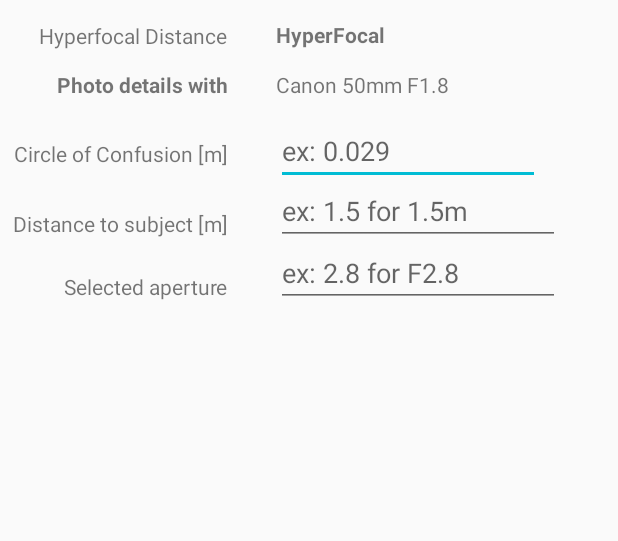
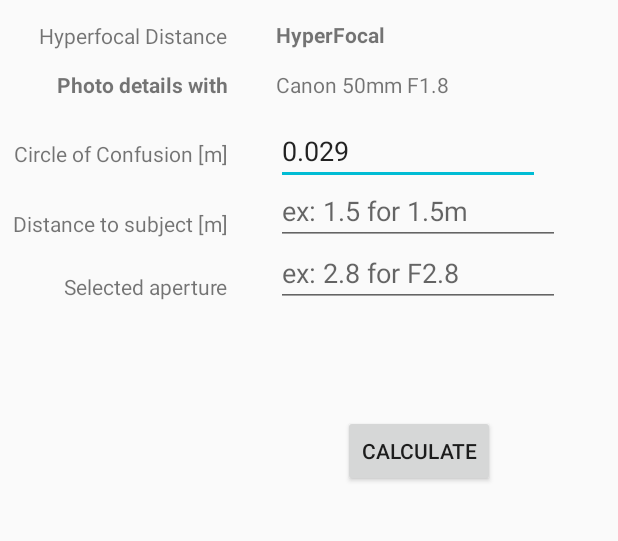
Before and after one commit to Tooo/Depth-of-Field-Calculator-Android, an Android app: the CalculateDOF screen opened directly, with no data from a screen before it, on a phone screen of 412 x 824 dp, the part 239-780 px from its top. Run offline under Robolectric (Android 15) with nearby library versions, the phone set to English and light mode, and no system bars.

Commit message:
DOF calculator
Calculator button works!

```diff
--- a/app/src/main/java/com/cmpt276a2/activities/CalculateDOF.java
+++ b/app/src/main/java/com/cmpt276a2/activities/CalculateDOF.java
@@ -4,23 +4,41 @@ import androidx.appcompat.app.AppCompatActivity;
 
 import android.content.Intent;
 import android.os.Bundle;
+import android.text.TextWatcher;
+import android.view.View;
+import android.widget.Button;
+import android.widget.EditText;
 import android.widget.TextView;
 
 import com.cmpt276a2.R;
+import com.cmpt276a2.model.DOFCalculator;
+import com.cmpt276a2.model.Lens;
 import com.cmpt276a2.model.LensManager;
+
+import java.text.DecimalFormat;
 
 public class CalculateDOF extends AppCompatActivity {
     private LensManager myLens;
-    int indexLen;
+    private int indexLen;
+
+    private double coc;
+    private double distance;
+    private double aperture;
+
+    private double hyperFocal;
+    private double nearFocal;
+    private double farFocal;
+    private double depthOfField;
 
     @Override
     protected void onCreate(Bundle savedInstanceState) {
         super.onCreate(savedInstanceState);
-        setContentView(R.layout.activity_calculate_d_o_f);
+        setContentView(R.layout.activity_calculate_dof);
 
         myLens = LensManager.getInstance();
         indexLen = getLen();
-
+        setupCoC();
+        setupCalculateButton();
     }
 
     private int getLen() {
@@ -34,5 +52,60 @@ public class CalculateDOF extends AppCompatActivity {
         return indexLen;
     }
 
+    private void setupCoC() {
+        EditText coCInput = (EditText)findViewById(R.id.inputCoC);
+        coCInput.setText("0.029");
+    }
 
+    private void setupCalculateButton() {
+        Button btn = findViewById(R.id.btnCalculate);
+        btn.setOnClickListener(new View.OnClickListener() {
+
+            @Override
+            public void onClick(View view) {
+                EditText cocInput = (EditText)findViewById(R.id.inputCoC);
+                String cocString = cocInput.getText().toString();
+                coc = Double.parseDouble(cocString);
+
+                EditText distanceInput = (EditText)findViewById(R.id.inputDist);
+                String distanceString = distanceInput.getText().toString();
+                distance = Double.parseDouble(distanceString);
+
+                EditText apertureInput = (EditText)findViewById(R.id.inputAperture);
+                String apertureString = apertureInput.getText().toString();
+                aperture = Double.parseDouble(apertureString);
+
+                calculate();
+
+                TextView nearText = findViewById(R.id.dof_txtNearFocal);
+                nearText.setText(formatM(nearFocal/1000) + "m");
+
+                TextView farText = findViewById(R.id.dof_txtFarFocal);
+                farText.setText(formatM(farFocal/1000) + "m");
+
+                TextView hyperText = findViewById(R.id.dof_txtHyper);
+                hyperText.setText(formatM(hyperFocal/1000) + "m");
+
+                TextView dofText = findViewById(R.id.dof_txtDoF);
+                dofText.setText(formatM(depthOfField/1000) + "m");
+
+            }
+        });
+    }
+
+    private void calculate() {
+        Lens len = myLens.get(indexLen);
+        double distanceMM = distance*1000;
+
+        hyperFocal = DOFCalculator.hyperFocalDist(len, aperture, coc);
+        nearFocal = DOFCalculator.nearFocalPoint(len, distanceMM, aperture, coc);
+        farFocal = DOFCalculator.farFocalPoint(len, distanceMM, aperture, coc);
+        depthOfField = DOFCalculator.depthOfField(len, distanceMM, aperture, coc);
+    }
+
+    // Convert to 2 decimal
+    private String formatM(double distanceInM) {
+        DecimalFormat df = new DecimalFormat("0.00");
+        return df.format(distanceInM);
+    }
 }
--- a/app/src/main/java/com/cmpt276a2/activities/MainActivity.java
+++ b/app/src/main/java/com/cmpt276a2/activities/MainActivity.java
@@ -11,7 +11,6 @@ import android.widget.ArrayAdapter;
 import android.widget.ImageView;
 import android.widget.ListView;
 import android.widget.TextView;
-import android.widget.Toast;
 
 import com.cmpt276a2.R;
 import com.cmpt276a2.model.Lens;
@@ -44,6 +43,7 @@ public class MainActivity extends AppCompatActivity {
         list.setAdapter(adapter);
     }
 
+    // Refer to Brain Fraser video: ListView with Images and Text: Android Programming
     private class MyListAdapter extends ArrayAdapter<Lens> {
         public MyListAdapter() {
             super(MainActivity.this, R.layout.item_view, myLens.getLens());
@@ -92,7 +92,7 @@ public class MainActivity extends AppCompatActivity {
         });
     }
 
-    private void setupAddButton () {
+    private void setupAddButton() {
         FloatingActionButton fab = findViewById(R.id.fabAdd);
         fab.setOnClickListener(new View.OnClickListener() {
 
--- a/app/src/main/java/com/cmpt276a2/model/LensManager.java
+++ b/app/src/main/java/com/cmpt276a2/model/LensManager.java
@@ -9,6 +9,7 @@ import java.util.List;
 public class LensManager implements Iterable<Lens>{
     private List<Lens> lens = new ArrayList<>();
 
+    // Refer to Brain Fraser video: Singleton Model: Android Programming
     private static LensManager instance;
     private LensManager() {
 
--- a/app/src/main/res/layout/activity_calculate_d_o_f.xml
+++ b/app/src/main/res/layout/activity_calculate_dof.xml
@@ -10,7 +10,7 @@
         android:id="@+id/txtAperture"
         android:layout_width="wrap_content"
         android:layout_height="wrap_content"
-        android:text="Selected aperture"
+        android:text="@string/selected_aperture"
         app:layout_constraintBottom_toBottomOf="parent"
         app:layout_constraintEnd_toStartOf="@+id/leftLine"
         app:layout_constraintHorizontal_bias="1.0"
@@ -22,7 +22,7 @@
         android:id="@+id/txtDist"
         android:layout_width="wrap_content"
         android:layout_height="wrap_content"
-        android:text="Distance to subject [m]"
+        android:text="@string/distance_to_subject_m"
         app:layout_constraintBottom_toBottomOf="parent"
         app:layout_constraintEnd_toStartOf="@+id/leftLine"
         app:layout_constraintHorizontal_bias="1.0"
@@ -34,7 +34,7 @@
         android:id="@+id/txtCoC"
         android:layout_width="wrap_content"
         android:layout_height="wrap_content"
-        android:text="Circle of Confusion [m]"
+        android:text="@string/circle_of_confusion_m"
         app:layout_constraintBottom_toBottomOf="parent"
         app:layout_constraintEnd_toStartOf="@+id/leftLine"
         app:layout_constraintHorizontal_bias="1.0"
@@ -46,7 +46,7 @@
         android:id="@+id/txtLen"
         android:layout_width="wrap_content"
         android:layout_height="wrap_content"
-        android:text="Len"
+        android:text="@string/len"
         app:layout_constraintBottom_toBottomOf="parent"
         app:layout_constraintEnd_toEndOf="parent"
         app:layout_constraintHorizontal_bias="0.0"
@@ -58,7 +58,7 @@
         android:id="@+id/txtPhoto"
         android:layout_width="wrap_content"
         android:layout_height="wrap_content"
-        android:text="Photo details with"
+        android:text="@string/photo_details_with"
         android:textStyle="bold"
         app:layout_constraintBottom_toBottomOf="parent"
         app:layout_constraintEnd_toStartOf="@+id/leftLine"
@@ -68,10 +68,10 @@
         app:layout_constraintVertical_bias="0.2" />
 
     <TextView
-        android:id="@+id/txtHyperNum"
+        android:id="@+id/dof_txtHyper"
         android:layout_width="wrap_content"
         android:layout_height="wrap_content"
-        android:text="HyperFocal"
+        android:text="@string/hyperfocal"
         android:textStyle="bold"
         app:layout_constraintBottom_toBottomOf="parent"
         app:layout_constraintEnd_toEndOf="parent"
@@ -81,10 +81,10 @@
         app:layout_constraintVertical_bias="0.156" />
 
     <TextView
-        android:id="@+id/txtDoFNum"
+        android:id="@+id/dof_txtDoF"
         android:layout_width="wrap_content"
         android:layout_height="wrap_content"
-        android:text="Depth of Field"
+        android:text="@string/depth_of_field"
         android:textStyle="bold"
         app:layout_constraintBottom_toBottomOf="parent"
         app:layout_constraintEnd_toEndOf="parent"
@@ -94,10 +94,10 @@
         app:layout_constraintVertical_bias="0.112" />
 
     <TextView
-        android:id="@+id/txtNearFocalNum"
+        android:id="@+id/dof_txtNearFocal"
         android:layout_width="wrap_content"
         android:layout_height="wrap_content"
-        android:text="Near Focal"
+        android:text="@string/near_focal"
         android:textStyle="bold"
         app:layout_constraintBottom_toBottomOf="parent"
         app:layout_constraintEnd_toEndOf="parent"
@@ -107,10 +107,10 @@
         app:layout_constraintVertical_bias="0.024" />
 
     <TextView
-        android:id="@+id/txtFarFocalNum"
+        android:id="@+id/dof_txtFarFocal"
         android:layout_width="wrap_content"
         android:layout_height="wrap_content"
-        android:text="Far Focal"
+        android:text="@string/far_focal"
         android:textStyle="bold"
         app:layout_constraintBottom_toBottomOf="parent"
         app:layout_constraintEnd_toEndOf="parent"
@@ -123,7 +123,7 @@
         android:id="@+id/txtFarFocal"
         android:layout_width="wrap_content"
         android:layout_height="wrap_content"
-        android:text="Far Focal Distance"
+        android:text="@string/far_focal_distance"
         app:layout_constraintBottom_toBottomOf="parent"
         app:layout_constraintEnd_toStartOf="@+id/leftLine"
         app:layout_constraintHorizontal_bias="1.0"
@@ -135,7 +135,7 @@
         android:id="@+id/txtDoF"
         android:layout_width="wrap_content"
         android:layout_height="wrap_content"
-        android:text="Depth of Field"
+        android:text="@string/depth_of_field"
         app:layout_constraintBottom_toBottomOf="parent"
         app:layout_constraintEnd_toStartOf="@+id/leftLine"
         app:layout_constraintHorizontal_bias="1.0"
@@ -147,7 +147,7 @@
         android:id="@+id/txtHyper"
         android:layout_width="wrap_content"
         android:layout_height="wrap_content"
-        android:text="Hyperfocal Distance"
+        android:text="@string/hyperfocal_distance"
         app:layout_constraintBottom_toBottomOf="parent"
         app:layout_constraintEnd_toStartOf="@+id/leftLine"
         app:layout_constraintHorizontal_bias="1.0"
@@ -159,7 +159,7 @@
         android:id="@+id/txtNearFocal"
         android:layout_width="wrap_content"
         android:layout_height="wrap_content"
-        android:text="Near Focal Distance"
+        android:text="@string/near_focal_distance"
         app:layout_constraintBottom_toBottomOf="parent"
         app:layout_constraintEnd_toStartOf="@+id/leftLine"
         app:layout_constraintHorizontal_bias="1.0"
@@ -185,7 +185,7 @@
         android:id="@+id/inputCoC"
         android:layout_width="176dp"
         android:layout_height="40dp"
-        android:hint="ex: 0.029"
+        android:hint="@string/hint_coc"
         app:layout_constraintBottom_toBottomOf="parent"
         app:layout_constraintEnd_toEndOf="parent"
         app:layout_constraintHorizontal_bias="0.0"
@@ -197,7 +197,7 @@
         android:id="@+id/inputDist"
         android:layout_width="189dp"
         android:layout_height="40dp"
-        android:hint="ex: 1.5 for 1.5m"
+        android:hint="@string/hint_distance"
         app:layout_constraintStart_toStartOf="@+id/rightLine"
         app:layout_constraintTop_toBottomOf="@+id/inputCoC" />
 
@@ -205,7 +205,7 @@
         android:id="@+id/inputAperture"
         android:layout_width="189dp"
         android:layout_height="41dp"
-        android:hint="ex: 2.8 for F2.8"
+        android:hint="@string/hint_aperture"
         app:layout_constraintBottom_toBottomOf="parent"
         app:layout_constraintEnd_toEndOf="parent"
         app:layout_constraintHorizontal_bias="0.0"
@@ -213,4 +213,15 @@
         app:layout_constraintTop_toBottomOf="@+id/inputDist"
         app:layout_constraintVertical_bias="0.0" />
 
+    <Button
+        android:id="@+id/btnCalculate"
+        android:layout_width="wrap_content"
+        android:layout_height="wrap_content"
+        android:layout_marginTop="72dp"
+        android:text="Calculate"
+        app:layout_constraintEnd_toEndOf="parent"
+        app:layout_constraintHorizontal_bias="0.35"
+        app:layout_constraintStart_toStartOf="@+id/rightLine"
+        app:layout_constraintTop_toBottomOf="@+id/inputAperture" />
+
 </androidx.constraintlayout.widget.ConstraintLayout>
--- a/app/src/main/res/values/strings.xml
+++ b/app/src/main/res/values/strings.xml
@@ -19,4 +19,18 @@
     <string name="error_focal">Error: Focal needs to be a positive number</string>
     <string name="error_aperture_string">Error: Aperture is empty</string>
     <string name="error_aperture">Error: Aperture must be greater than 1.4</string>
+    <string name="near_focal_distance">Near Focal Distance</string>
+    <string name="far_focal_distance">Far Focal Distance</string>
+    <string name="depth_of_field">Depth of Field</string>
+    <string name="hyperfocal">HyperFocal</string>
+    <string name="hyperfocal_distance">Hyperfocal Distance</string>
+    <string name="far_focal">Far Focal</string>
+    <string name="len">Len</string>
+    <string name="near_focal">Near Focal</string>
+    <string name="distance_to_subject_m">Distance to subject [m]</string>
+    <string name="hint_coc">ex: 0.029</string>
+    <string name="hint_distance">ex: 1.5 for 1.5m</string>
+    <string name="photo_details_with">Photo details with</string>
+    <string name="selected_aperture">Selected aperture</string>
+    <string name="circle_of_confusion_m">Circle of Confusion [m]</string>
 </resources>
```
